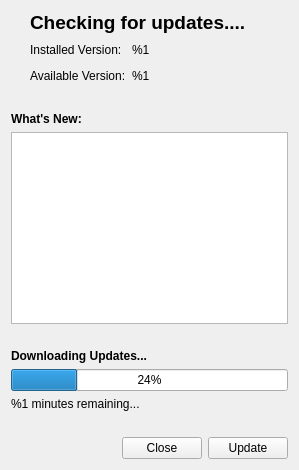
Before: the Qt Designer form src/updaterwindow.ui in nuttyartist/notes, drawn with Qt 5.
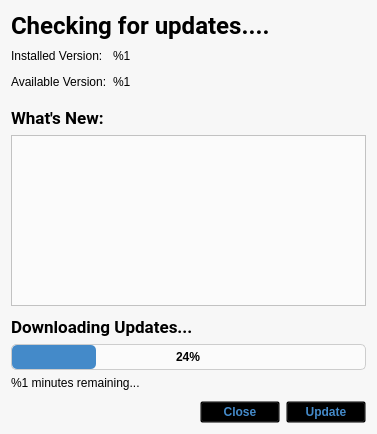
After: the same form once the commit is applied. Icons and pictures are not drawn.

The edit to the form file:
```diff
--- a/src/updaterwindow.ui
+++ b/src/updaterwindow.ui
@@ -6,13 +6,57 @@
    <rect>
     <x>0</x>
     <y>0</y>
-    <width>299</width>
-    <height>470</height>
+    <width>377</width>
+    <height>434</height>
    </rect>
   </property>
   <property name="windowTitle">
    <string/>
   </property>
+  <property name="styleSheet">
+   <string notr="true">QWidget {
+   font: 13pt &quot;Roboto&quot;;
+   background-color: rgb(247, 247, 247);
+}
+
+QTextBrowser {
+   color: rgb(117, 117, 117);
+   border-color: rgb(205, 205, 205);
+   background-color: rgb(251, 251, 251);
+}
+
+QProgressBar {
+   height: 24px;
+   font-weight: bold;
+   border-radius: 5px;
+   border: 1px solid rgb(205, 205, 205);
+   background-color: rgb(251, 251, 251);
+}
+
+QProgressBar::chunk{
+   border-radius: 5px;
+   background-color: rgb(68, 138, 201);
+}
+
+QPushButton {
+   font-weight: bold;
+   border-width: 0px;
+   color: rgb(68, 138, 201);
+   background-color: transparent;
+}
+
+QPushButton:!enabled {
+   color: rgb(117, 117, 117);
+}
+
+QPushButton:hover:!pressed {
+   color: rgb(51, 110, 162);
+}
+
+QPushButton:pressed {
+   color: rgb(39, 85, 125);
+}</string>
+  </property>
   <layout class="QVBoxLayout" name="verticalLayout">
    <item>
     <widget class="QWidget" name="headerWidget" native="true">
@@ -32,16 +76,6 @@
       <property name="bottomMargin">
        <number>0</number>
       </property>
-      <item>
-       <widget class="QLabel" name="icon">
-        <property name="text">
-         <string/>
-        </property>
-        <property name="pixmap">
-         <pixmap resource="images.qrc">:/images/notes_icon.png</pixmap>
-        </property>
-       </widget>
-      </item>
       <item>
        <widget class="QWidget" name="titleWidget" native="true">
         <layout class="QVBoxLayout" name="verticalLayout_4">
@@ -61,11 +95,17 @@
           <widget class="QLabel" name="title">
            <property name="font">
             <font>
-             <pointsize>14</pointsize>
+             <family>Roboto</family>
+             <pointsize>18</pointsize>
              <weight>75</weight>
+             <italic>false</italic>
              <bold>true</bold>
             </font>
            </property>
+           <property name="styleSheet">
+            <string notr="true">font-size: 18pt;
+font-weight: bold;</string>
+           </property>
            <property name="text">
             <string>Checking for updates....</string>
            </property>
@@ -160,7 +200,7 @@
      <property name="sizeHint" stdset="0">
       <size>
        <width>20</width>
-       <height>20</height>
+       <height>10</height>
       </size>
      </property>
     </spacer>
@@ -184,10 +224,16 @@
        <widget class="QLabel" name="changeslabel">
         <property name="font">
          <font>
+          <family>Roboto</family>
+          <pointsize>13</pointsize>
           <weight>75</weight>
+          <italic>false</italic>
           <bold>true</bold>
          </font>
         </property>
+        <property name="styleSheet">
+         <string notr="true">font-weight: bold;</string>
+        </property>
         <property name="text">
          <string>What's New:</string>
         </property>
@@ -201,6 +247,9 @@
           <height>128</height>
          </size>
         </property>
+        <property name="styleSheet">
+         <string notr="true"/>
+        </property>
        </widget>
       </item>
      </layout>
@@ -217,7 +266,7 @@
      <property name="sizeHint" stdset="0">
       <size>
        <width>20</width>
-       <height>10</height>
+       <height>5</height>
       </size>
      </property>
     </spacer>
@@ -241,10 +290,16 @@
        <widget class="QLabel" name="downloadLabel">
         <property name="font">
          <font>
+          <family>Roboto</family>
+          <pointsize>13</pointsize>
           <weight>75</weight>
+          <italic>false</italic>
           <bold>true</bold>
          </font>
         </property>
+        <property name="styleSheet">
+         <string notr="true">font-weight: bold;</string>
+        </property>
         <property name="text">
          <string>Downloading Updates...</string>
         </property>
@@ -255,6 +310,9 @@
         <property name="value">
          <number>24</number>
         </property>
+        <property name="alignment">
+         <set>Qt::AlignCenter</set>
+        </property>
        </widget>
       </item>
       <item>
@@ -278,7 +336,7 @@
      <property name="sizeHint" stdset="0">
       <size>
        <width>20</width>
-       <height>10</height>
+       <height>5</height>
       </size>
      </property>
     </spacer>
```
Left out of the diff: 4 changed lines with no effect on the pictures.
